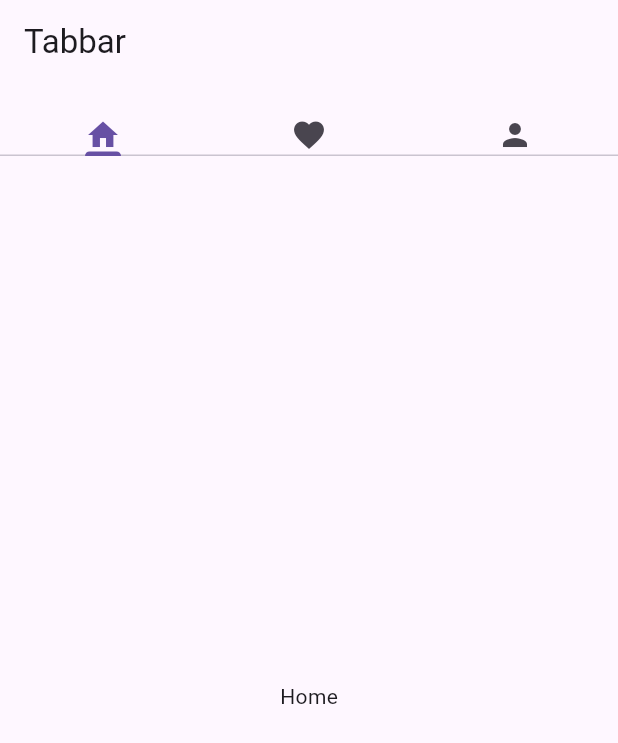
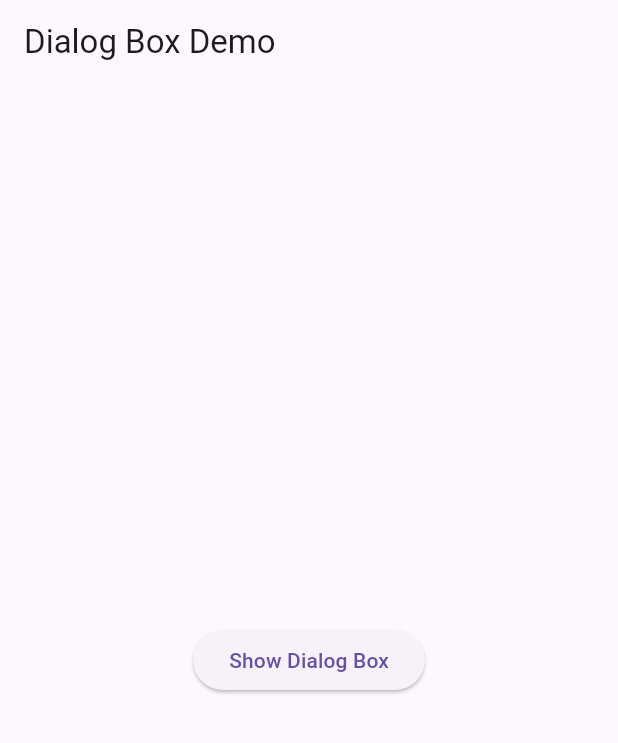
Before and after one commit to MuhammadAliKust/KamranProject, a Flutter app: the screen it shows after launch, on a phone screen of 412 x 824 dp. Shown: the top 743 px of the screen. Run offline on Flutter 3.47's test engine with Material 3 defaults, Android fonts, the phone set to English and light mode, and no system bars; our stand-ins replace smooth_page_indicator.

Commit message:
Dialog Box Done

```diff
--- /dev/null
+++ b/lib/dialog_box.dart
@@ -0,0 +1,35 @@
+import 'package:flutter/material.dart';
+
+class DialogBoxView extends StatelessWidget {
+  const DialogBoxView({super.key});
+
+  @override
+  Widget build(BuildContext context) {
+    return Scaffold(
+      appBar: AppBar(
+        title: Text("Dialog Box Demo"),
+      ),
+      body: Center(
+        child: ElevatedButton(
+          onPressed: () {
+            showDialog(
+                context: context,
+                builder: (context) {
+                  return AlertDialog(
+                    title: Text("Message!"),
+                    content: Text("This is demo dialog"),
+                    actions: [
+                      TextButton(onPressed: () {}, child: Text("Yes")),
+                      TextButton(onPressed: () {
+                        Navigator.pop(context);
+                      }, child: Text("No")),
+                    ],
+                  );
+                });
+          },
+          child: Text("Show Dialog Box"),
+        ),
+      ),
+    );
+  }
+}
--- a/lib/main.dart
+++ b/lib/main.dart
@@ -1,5 +1,6 @@
 import 'package:flutter/material.dart';
 import 'package:kamran_project/bottom_nav_bar.dart';
+import 'package:kamran_project/dialog_box.dart';
 import 'package:kamran_project/dynamic_list.dart';
 import 'package:kamran_project/list_view_demo.dart';
 import 'package:kamran_project/login.dart';
@@ -19,7 +20,7 @@ class MyApp extends StatelessWidget {
   @override
   Widget build(BuildContext context) {
     return  MaterialApp(
-      home: TabbarDemo(),
+      home: DialogBoxView(),
     );
   }
 }
```
